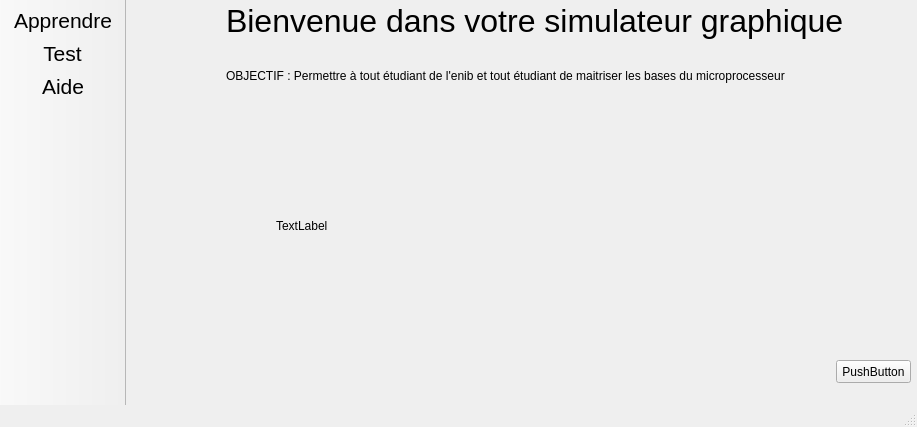
Above: src/mu0Qt/ui/mainwindow.ui from TheMrMelc/mu0_simulator before the change. Below: the same form after it.
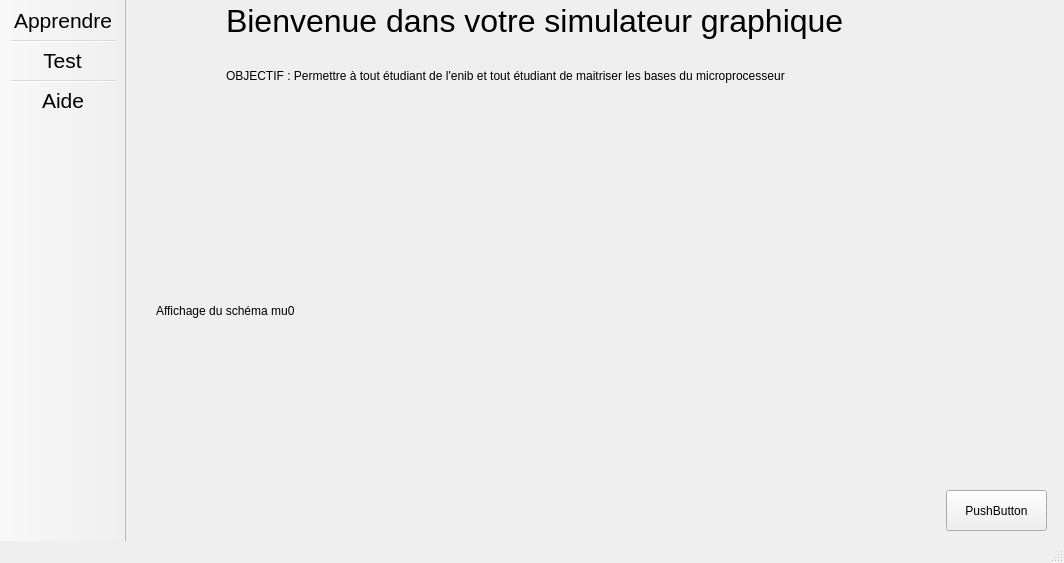
That is the form after the change.

Commit message: Amélioration qualité du schéma mu0 sur l'accueil

```diff
--- a/src/mu0Qt/ui/mainwindow.ui
+++ b/src/mu0Qt/ui/mainwindow.ui
@@ -6,8 +6,8 @@
    <rect>
     <x>0</x>
     <y>0</y>
-    <width>917</width>
-    <height>427</height>
+    <width>1064</width>
+    <height>563</height>
    </rect>
   </property>
   <property name="windowTitle">
@@ -53,23 +53,23 @@
    <widget class="QLabel" name="label_4">
     <property name="geometry">
      <rect>
-      <x>150</x>
-      <y>90</y>
-      <width>671</width>
-      <height>271</height>
+      <x>30</x>
+      <y>60</y>
+      <width>741</width>
+      <height>501</height>
      </rect>
     </property>
     <property name="text">
-     <string>TextLabel</string>
+     <string>Affichage du schéma mu0</string>
     </property>
    </widget>
    <widget class="QPushButton" name="pushButton">
     <property name="geometry">
      <rect>
-      <x>710</x>
-      <y>360</y>
-      <width>75</width>
-      <height>23</height>
+      <x>820</x>
+      <y>490</y>
+      <width>101</width>
+      <height>41</height>
      </rect>
     </property>
     <property name="text">
@@ -91,7 +91,9 @@
     <bool>false</bool>
    </attribute>
    <addaction name="actionApprendre"/>
+   <addaction name="separator"/>
    <addaction name="actionTest"/>
+   <addaction name="separator"/>
    <addaction name="actionAide"/>
   </widget>
   <widget class="QStatusBar" name="statusBar"/>
```
Left out of the diff: 6 changed lines with no effect on the pictures. The commit also changes 2 other files.
